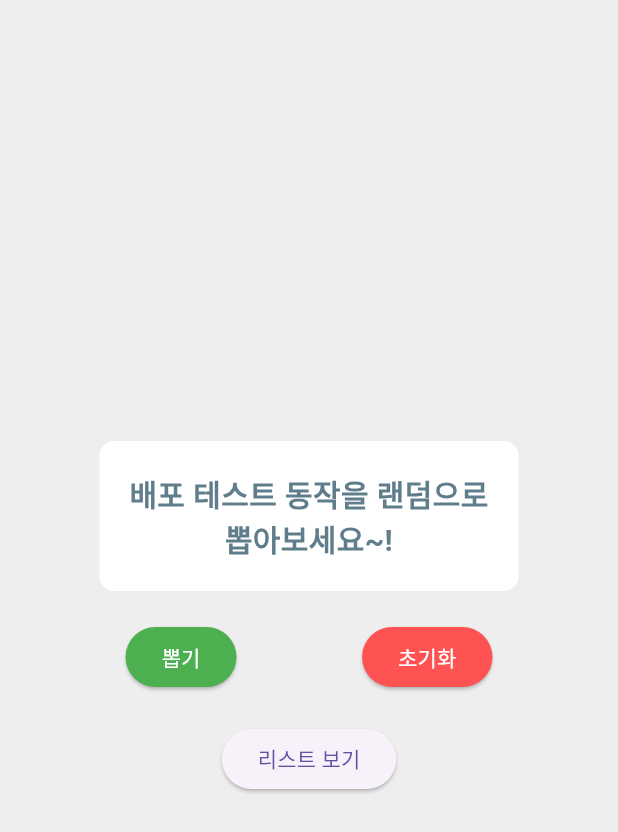
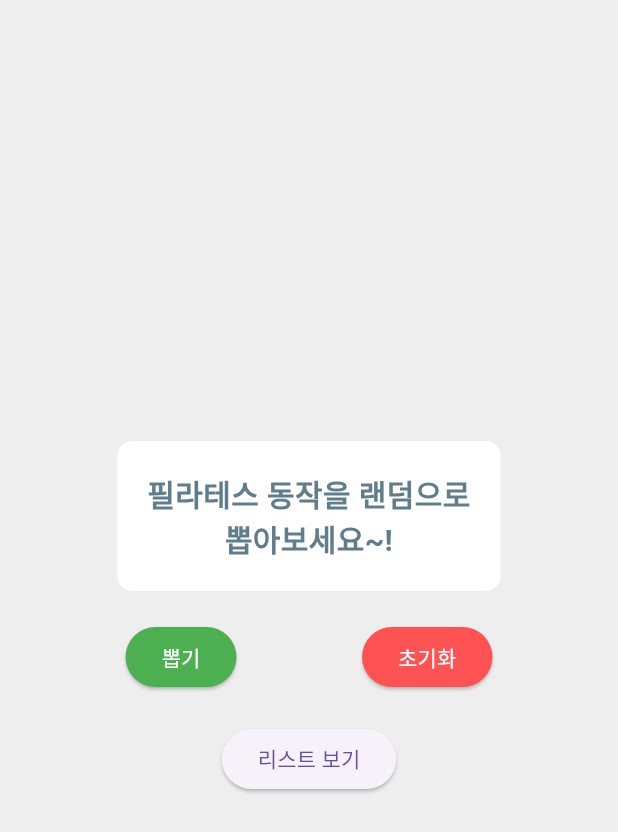
Before and after one commit to 4keool/pilates-yoobin, a Flutter app: the screen it shows after launch, after a tap on "초기화", on a phone screen of 412 x 824 dp. Shown: the top 832 px of the screen. Run offline on Flutter 3.47's test engine with Material 3 defaults, Android fonts, the phone set to English and light mode, and no system bars; our stand-ins replace firebase_core; accounts and stored records are empty.

Commit message:
기본 메시지 상수 추가 및 초기화 텍스트 리팩토링
- 초기 안내 메시지를 위한 DEFAULT_MESSAGE 상수 도입
- 중복되는 초기화 텍스트를 상수로 대체하여 코드 가독성 개선

```diff
--- a/lib/main.dart
+++ b/lib/main.dart
@@ -25,6 +25,8 @@ class LotteryScreen extends StatefulWidget {
 }
 
 class _LotteryScreenState extends State<LotteryScreen> {
+  static const String DEFAULT_MESSAGE = "필라테스 동작을 랜덤으로\n뽑아보세요~!";
+
   final List<Map<String, String>> allRewards = [
     {"name": "PELVIC MOVEMENT", "page": "12"},
     {"name": "BRIDGE", "page": "14"},
@@ -66,7 +68,7 @@ class _LotteryScreenState extends State<LotteryScreen> {
 
   late List<Map<String, String>> availableRewards;
   final List<Map<String, String>> selectedRewards = [];
-  String result = "배포 테스트 동작을 랜덤으로\n뽑아보세요~!";
+  String result = DEFAULT_MESSAGE;
   bool showList = false;
 
   @override
@@ -94,7 +96,7 @@ class _LotteryScreenState extends State<LotteryScreen> {
     setState(() {
       availableRewards = List.from(allRewards);
       selectedRewards.clear();
-      result = "배포 테스트 동작을 랜덤으로\n뽑아보세요~!";
+      result = DEFAULT_MESSAGE;
       showList = false;
     });
   }
```
